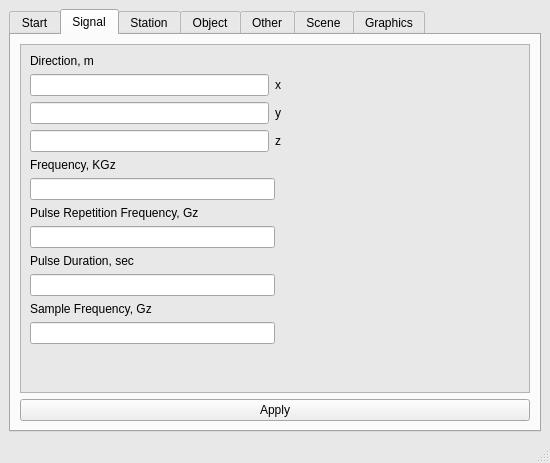
The window that src/app/mainwindow.ui (Lynech/the-reflected-signal-simulator) describes before a commit, drawn with Qt 5.
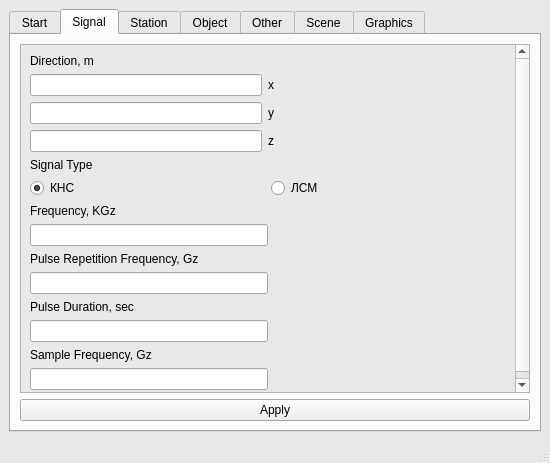
The same window after the commit. The open tabs and pages were chosen to show the change.

What changed in the file:
```diff
--- a/src/app/mainwindow.ui
+++ b/src/app/mainwindow.ui
@@ -149,7 +149,7 @@
                <x>0</x>
                <y>0</y>
                <width>492</width>
-               <height>354</height>
+               <height>406</height>
               </rect>
              </property>
              <layout class="QGridLayout" name="gridLayout_6">
@@ -243,6 +243,34 @@
                   </item>
                  </layout>
                 </item>
+                <item>
+                 <widget class="QLabel" name="label_10">
+                  <property name="text">
+                   <string>Signal Type</string>
+                  </property>
+                 </widget>
+                </item>
+                <item>
+                 <layout class="QHBoxLayout" name="horizontalLayout_9">
+                  <item>
+                   <widget class="QRadioButton" name="radioButton_2">
+                    <property name="text">
+                     <string>КНС</string>
+                    </property>
+                    <property name="checked">
+                     <bool>true</bool>
+                    </property>
+                   </widget>
+                  </item>
+                  <item>
+                   <widget class="QRadioButton" name="radioButton">
+                    <property name="text">
+                     <string>ЛСМ</string>
+                    </property>
+                   </widget>
+                  </item>
+                 </layout>
+                </item>
                 <item>
                  <widget class="QLabel" name="label_21">
                   <property name="text">
```
Left out of the diff: 2 changed lines with no effect on the pictures.
